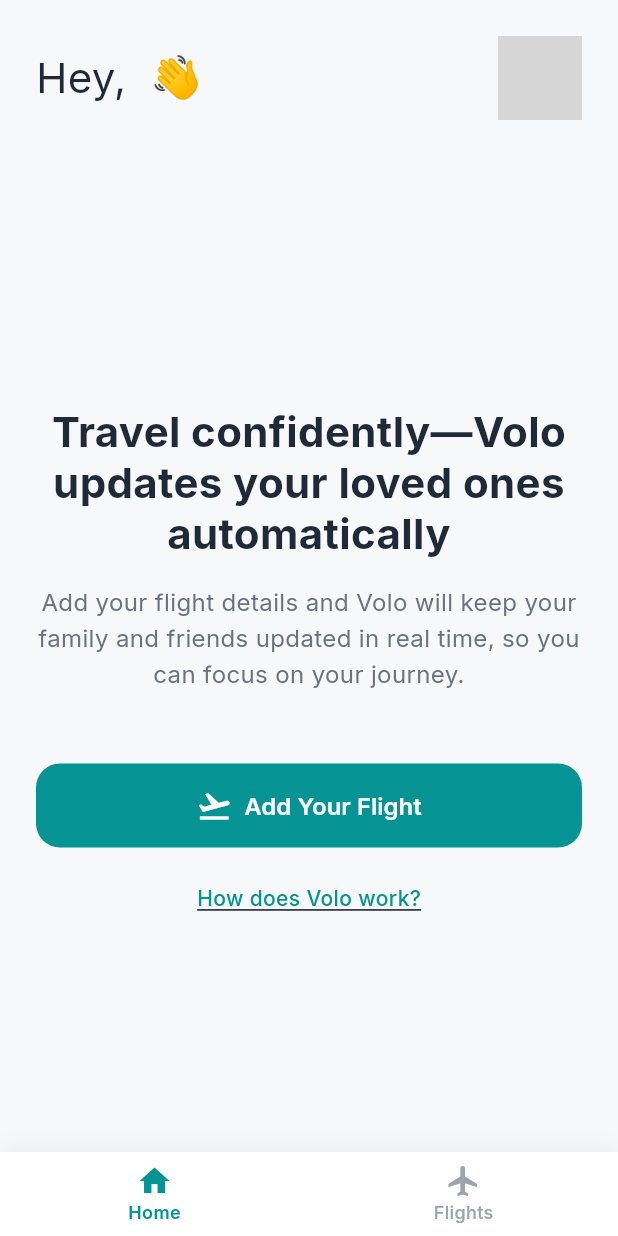
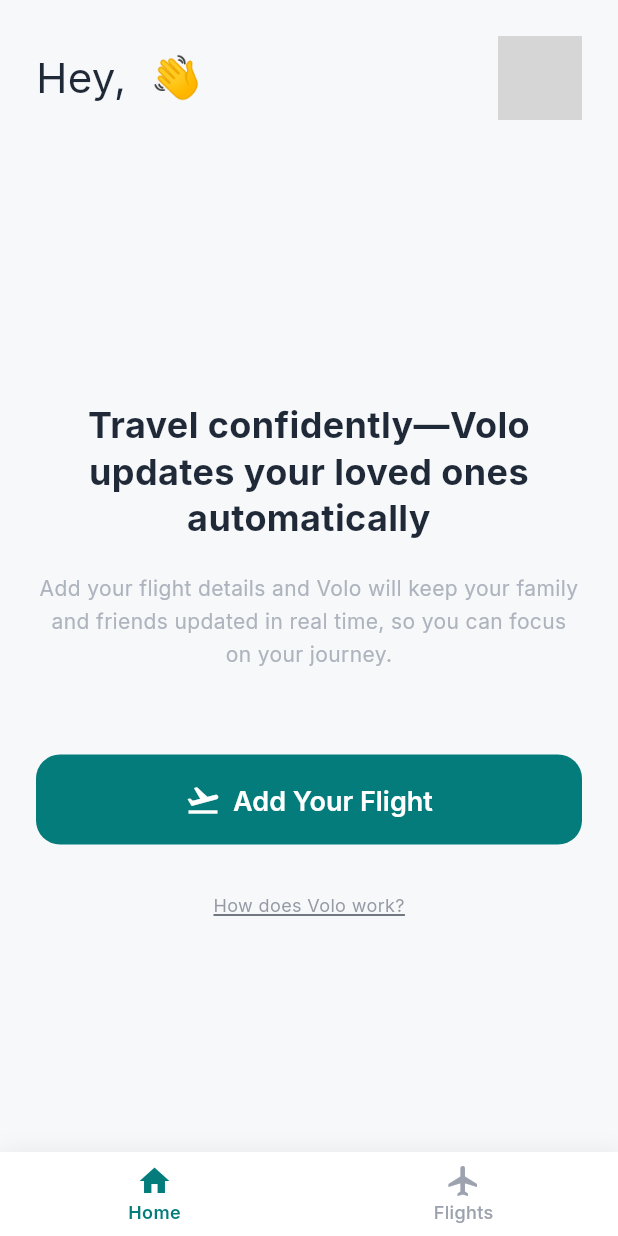
Before and after one commit to asifsheikh/Volo, a Flutter app: the HomeScreen screen opened directly with empty values, on a phone screen of 412 x 824 dp. Run offline on Flutter 3.47's test engine with Material 3 defaults, Android fonts, the light colour scheme and no system bars; our stand-ins replace cloud_firestore, confetti, file_picker, firebase_ai, firebase_auth, firebase_core and 11 more; missing offline and left inert: firebase_app_check; accounts and stored records are empty; network calls fail; grey boxes are pictures that could not be loaded.

Commit message:
feat: improve empty state visual hierarchy and user guidance
- Implement 3-level typographic hierarchy for better content organization
- De-emphasize supporting content using reduced contrast and opacity
- Enhance primary CTA button prominence (60px height, 18pt text)
- Apply industry best practices from TripIt, Wanderlog, and FlightView
- Reduce main headline from 28pt to 24pt for better hierarchy
- Update description text to 14pt with tertiary color and 80% opacity
- Make help link more subtle (12pt, secondary color, 70% opacity)
- Increase spacing between elements for better breathing room
- Update primary button color to new accessibility-compliant teal (#047C7C)

Improves user experience by reducing cognitive load and guiding users
naturally to the primary action while maintaining brand consistency.

```diff
--- a/lib/screens/home/home_screen.dart
+++ b/lib/screens/home/home_screen.dart
@@ -90,47 +90,47 @@
               ),
             ),
 
-            // Main content area
+            // Main content area with improved visual hierarchy
             Expanded(
               child: Padding(
                 padding: const EdgeInsets.symmetric(horizontal: 24.0),
                 child: Column(
                   mainAxisAlignment: MainAxisAlignment.center,
                   children: [
-                    // Main title
+                    // Main title - Secondary level prominence
                     Text(
                       'Travel confidently—Volo updates your loved ones automatically',
                       textAlign: TextAlign.center,
-                      style: TextStyle(
+                      style: const TextStyle(
                         fontFamily: 'Inter',
                         fontWeight: FontWeight.w700,
-                        fontSize: 28,
-                        height: 1.2,
+                        fontSize: 24, // Reduced from 28 for better hierarchy
+                        height: 1.3,
                         color: Color(0xFF1F2937),
                       ),
                     ),
 
-                    const SizedBox(height: 16),
+                    const SizedBox(height: 20), // Increased spacing for breathing room
 
-                    // Subtitle
+                    // Subtitle - Tertiary level (significantly de-emphasized)
                     Text(
                       'Add your flight details and Volo will keep your family and friends updated in real time, so you can focus on your journey.',
                       textAlign: TextAlign.center,
                       style: TextStyle(
                         fontFamily: 'Inter',
-                        fontWeight: FontWeight.w400,
-                        fontSize: 16,
-                        height: 1.5,
-                        color: Color(0xFF6B7280),
+                        fontWeight: FontWeight.w400, // Regular weight instead of medium
+                        fontSize: 14, // Reduced from 16 for de-emphasis
+                        height: 1.6, // Increased line height for lighter feel
+                        color: const Color(0xFF9CA3AF).withOpacity(0.8), // Tertiary color with reduced opacity
                       ),
                     ),
 
-                    const SizedBox(height: 48),
+                    const SizedBox(height: 56), // Increased spacing to emphasize CTA
 
-                    // Primary CTA Button
+                    // Primary CTA Button - Most prominent element
                     SizedBox(
                       width: double.infinity,
-                      height: 56,
+                      height: 60, // Slightly increased height for prominence
                       child: ElevatedButton.icon(
                         onPressed: () {
                           Navigator.of(context).push(
@@ -152,12 +152,12 @@
                           style: TextStyle(
                             fontFamily: 'Inter',
                             fontWeight: FontWeight.w600,
-                            fontSize: 16,
+                            fontSize: 18, // Increased to 18pt for accessibility compliance
                             color: Colors.white,
                           ),
                         ),
                         style: ElevatedButton.styleFrom(
-                          backgroundColor: const Color(0xFF059393),
+                          backgroundColor: const Color(0xFF047C7C), // Updated to new primary color
                           shape: RoundedRectangleBorder(
                             borderRadius: BorderRadius.circular(16),
                           ),
@@ -167,9 +167,9 @@
                       ),
                     ),
 
-                    const SizedBox(height: 24),
+                    const SizedBox(height: 32), // Increased spacing
 
-                    // Secondary link
+                    // Secondary link - Very subtle (optional secondary action)
                     GestureDetector(
                       onTap: () {
                         // TODO: Navigate to "How does Volo work?" screen
@@ -184,9 +184,9 @@
                         'How does Volo work?',
                         style: TextStyle(
                           fontFamily: 'Inter',
-                          fontWeight: FontWeight.w500,
-                          fontSize: 14,
-                          color: Color(0xFF059393),
+                          fontWeight: FontWeight.w400, // Reduced from 500 for de-emphasis
+                          fontSize: 12, // Reduced from 14 for subtlety
+                          color: const Color(0xFF6B7280).withOpacity(0.7), // Secondary color with reduced opacity
                           decoration: TextDecoration.underline,
                         ),
                       ),
@@ -226,7 +226,7 @@
               label: 'Flights',
             ),
           ],
-          selectedItemColor: Color(0xFF059393),
+          selectedItemColor: Color(0xFF047C7C), // Updated to new primary color
           unselectedItemColor: Color(0xFF9CA3AF),
           selectedLabelStyle: TextStyle(
             fontFamily: 'Inter',
```
Also changed, not shown: 1 other file.
